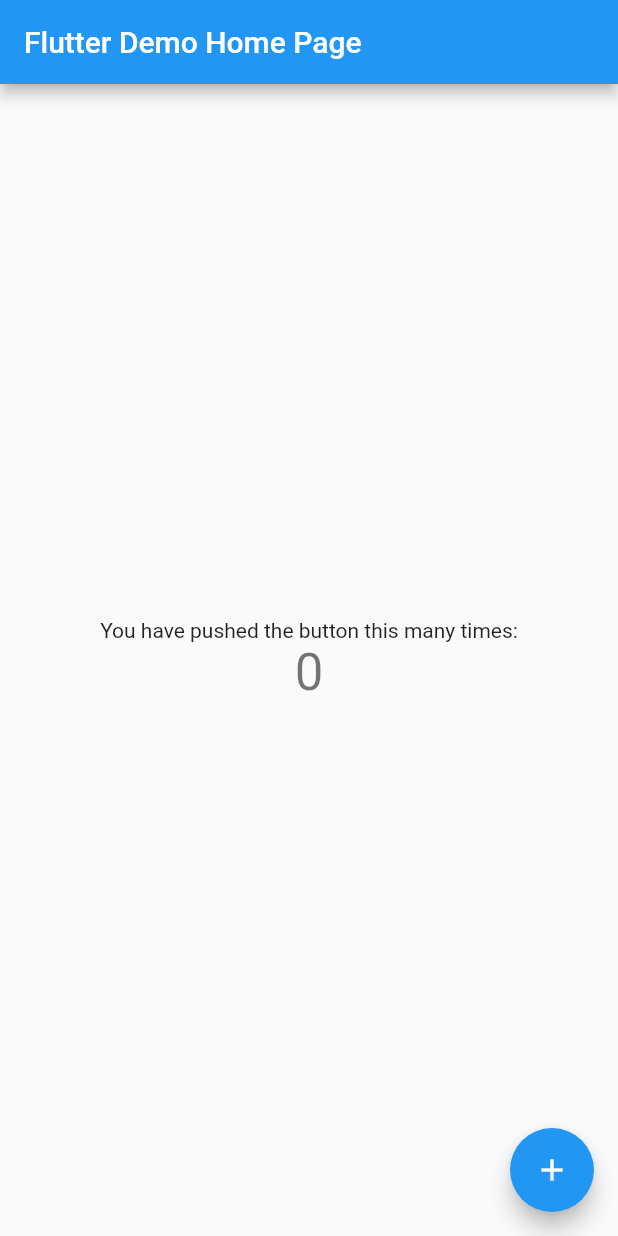
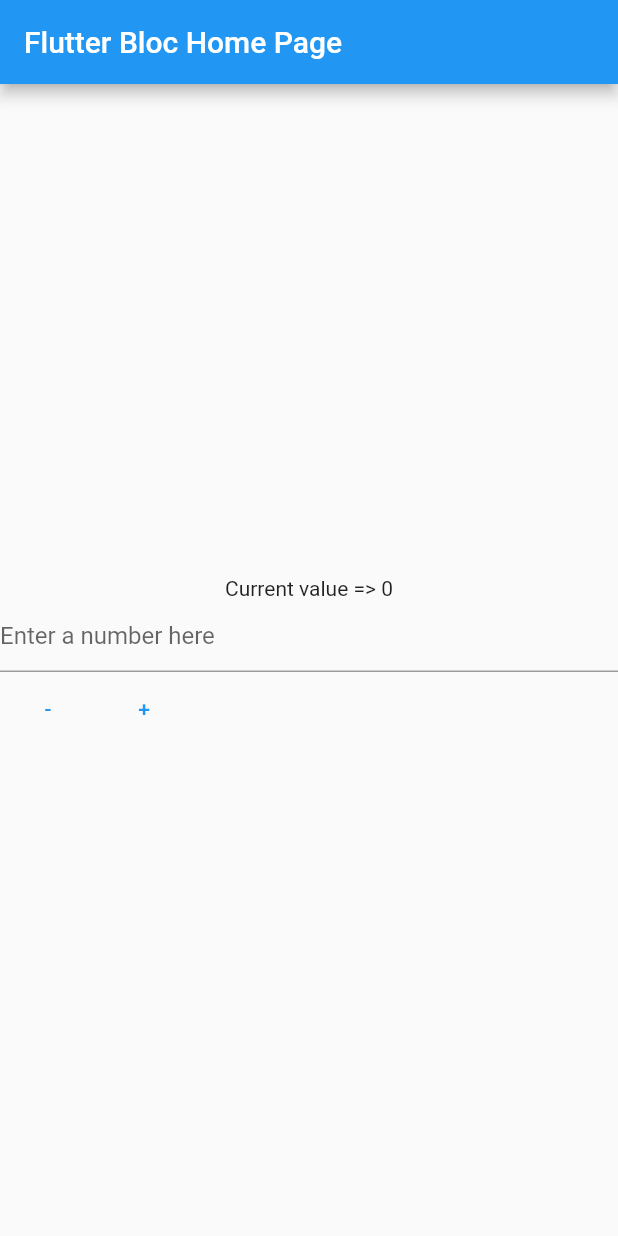
Before and after one commit to skutimechanic/FreeFlutterCourse, a Flutter app: the screen it shows after launch, on a phone screen of 412 x 824 dp. Run offline on Flutter 3.47's test engine with Material 2 defaults, Android fonts, the phone set to English and light mode, and no system bars; our stand-ins replace bloc, cloud_firestore, firebase_auth, firebase_core, flutter_bloc, share_plus; accounts and stored records are empty.

Commit message:
bloc exercises finished, step-22

```diff
--- a/counter_app/lib/main.dart
+++ b/counter_app/lib/main.dart
@@ -1,4 +1,8 @@
+import 'dart:math';
+
+import 'package:bloc/bloc.dart';
 import 'package:flutter/material.dart';
+import 'package:flutter_bloc/flutter_bloc.dart';
 
 void main() {
   runApp(const MyApp());
@@ -7,38 +11,21 @@ void main() {
 class MyApp extends StatelessWidget {
   const MyApp({super.key});
 
-  // This widget is the root of your application.
   @override
   Widget build(BuildContext context) {
     return MaterialApp(
       title: 'Flutter Demo',
       theme: ThemeData(
-        // This is the theme of your application.
-        //
-        // Try running your application with "flutter run". You'll see the
-        // application has a blue toolbar. Then, without quitting the app, try
-        // changing the primarySwatch below to Colors.green and then invoke
-        // "hot reload" (press "r" in the console where you ran "flutter run",
-        // or simply save your changes to "hot reload" in a Flutter IDE).
-        // Notice that the counter didn't reset back to zero; the application
-        // is not restarted.
         primarySwatch: Colors.blue,
       ),
-      home: const MyHomePage(title: 'Flutter Demo Home Page'),
+      home: const MyHomePage(title: 'Flutter Bloc Home Page'),
     );
   }
 }
 
 class MyHomePage extends StatefulWidget {
   const MyHomePage({super.key, required this.title});
-
-  // This widget is the home page of your application. It is stateful, meaning
-  // that it has a State object (defined below) that contains fields that affect
-  // how it looks.
-
-  // This class is the configuration for the state. It holds the values (in this
-  // case the title) provided by the parent (in this case the App widget) and
-  // used by the build method of the State. Fields in a Widget subclass are
+  // Fields in a Widget subclass are
   // always marked "final".
 
   final String title;
@@ -48,34 +35,43 @@ class MyHomePage extends StatefulWidget {
 }
 
 class _MyHomePageState extends State<MyHomePage> {
-  int _counter = 0;
+  late final TextEditingController _controller;
 
-  void _incrementCounter() {
-    setState(() {
-      // This call to setState tells the Flutter framework that something has
-      // changed in this State, which causes it to rerun the build method below
-      // so that the display can reflect the updated values. If we changed
-      // _counter without calling setState(), then the build method would not be
-      // called again, and so nothing would appear to happen.
-      _counter++;
-    });
+  @override
+  void initState() {
+    _controller = TextEditingController();
+    super.initState();
+  }
+
+  @override
+  void dispose() {
+    _controller.dispose();
+    super.dispose();
   }
 
   @override
   Widget build(BuildContext context) {
-    // This method is rerun every time setState is called, for instance as done
-    // by the _incrementCounter method above.
+    // This method is rerun every time setState is called
     //
     // The Flutter framework has been optimized to make rerunning build methods
     // fast, so that you can just rebuild anything that needs updating rather
     // than having to individually change instances of widgets.
-    return Scaffold(
+    return BlocProvider(
+      create: (context) => CounterBloc(),
+      child: Scaffold(
         appBar: AppBar(
           // Here we take the value from the MyHomePage object that was created by
           // the App.build method, and use it to set our appbar title.
           title: Text(widget.title),
         ),
-      body: Center(
+        body: BlocConsumer<CounterBloc, CounterState>(
+          listener: (context, state) {
+            _controller.clear();
+          },
+          builder: (context, state) {
+            final invalidValue =
+                (state is CounterStateInvalidNumber) ? state.invalidValue : '';
+            return Center(
               // Center is a layout widget. It takes a single child and positions it
               // in the middle of the parent.
               child: Column(
@@ -95,21 +91,117 @@ class _MyHomePageState extends State<MyHomePage> {
                 // horizontal).
                 mainAxisAlignment: MainAxisAlignment.center,
                 children: <Widget>[
-            const Text(
-              'You have pushed the button this many times:',
+                  Text('Current value => ${state.value}'),
+                  Visibility(
+                    visible: state is CounterStateInvalidNumber,
+                    child: Text('Invalid input: $invalidValue'),
                   ),
-            Text(
-              '$_counter',
-              style: Theme.of(context).textTheme.headline4,
+                  TextField(
+                    controller: _controller,
+                    decoration: const InputDecoration(
+                      hintText: 'Enter a number here',
+                    ),
+                    keyboardType: TextInputType.number,
+                  ),
+                  Row(
+                    children: [
+                      TextButton(
+                        onPressed: () {
+                          // give access to a bloc
+                          context
+                              .read<CounterBloc>()
+                              .add(DecrementEvent(_controller.text));
+                        },
+                        child: const Text('-'),
+                      ),
+                      TextButton(
+                        onPressed: () {
+                          // give access to a bloc
+                          context
+                              .read<CounterBloc>()
+                              .add(IncrementEvent(_controller.text));
+                        },
+                        child: const Text('+'),
                       ),
                     ],
+                  )
+                ],
               ),
+            );
+          },
+        ), // This trailing comma makes auto-formatting nicer for build methods.
       ),
-      floatingActionButton: FloatingActionButton(
-        onPressed: _incrementCounter,
-        tooltip: 'Increment',
-        child: const Icon(Icons.add),
-      ), // This trailing comma makes auto-formatting nicer for build methods.
     );
   }
 }
+
+@immutable
+abstract class CounterState {
+  final int value;
+
+  const CounterState(this.value);
+}
+
+class CounterStateValid extends CounterState {
+  const CounterStateValid(int value) : super(value);
+}
+
+class CounterStateInvalidNumber extends CounterState {
+  final String invalidValue;
+  const CounterStateInvalidNumber({
+    required this.invalidValue,
+    required int previousValue,
+  }) : super(previousValue);
+}
+
+@immutable
+abstract class CounterEvent {
+  final String value;
+
+  const CounterEvent(this.value);
+}
+
+class IncrementEvent extends CounterEvent {
+  const IncrementEvent(String value) : super(value);
+}
+
+class DecrementEvent extends CounterEvent {
+  const DecrementEvent(String value) : super(value);
+}
+
+class CounterBloc extends Bloc<CounterEvent, CounterState> {
+  CounterBloc() : super(const CounterStateValid(0)) {
+    on<IncrementEvent>((event, emit) {
+      final integer = int.tryParse(event.value); // if not able will return null
+      if (integer == null) {
+        // thanks to emit we are able to pass state outside bloc
+        emit(
+          CounterStateInvalidNumber(
+            invalidValue: event.value,
+            previousValue: state.value,
+          ),
+        );
+      } else {
+        emit(
+          CounterStateValid(state.value + integer),
+        );
+      }
+    });
+    on<DecrementEvent>((event, emit) {
+      final integer = int.tryParse(event.value); // if not able will return null
+      if (integer == null) {
+        // thanks to emit we are able to pass state outside bloc
+        emit(
+          CounterStateInvalidNumber(
+            invalidValue: event.value,
+            previousValue: state.value,
+          ),
+        );
+      } else {
+        emit(
+          CounterStateValid(state.value - integer),
+        );
+      }
+    });
+  }
+}
```
Lines whose indentation alone changed are shown as unchanged.
